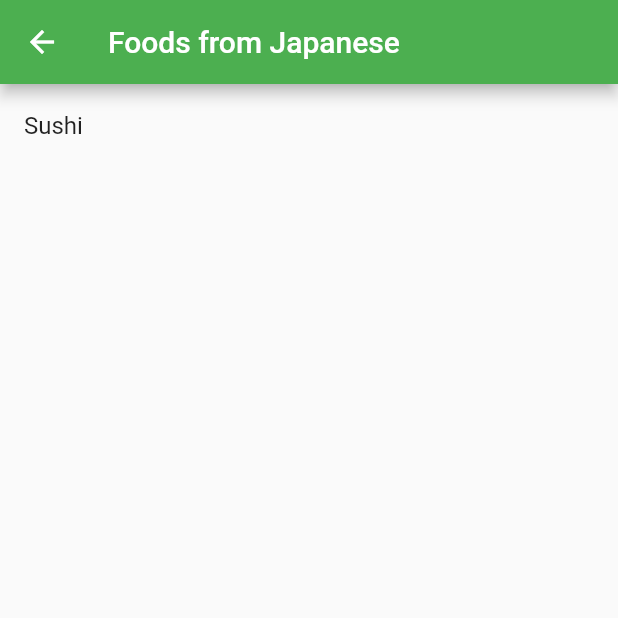
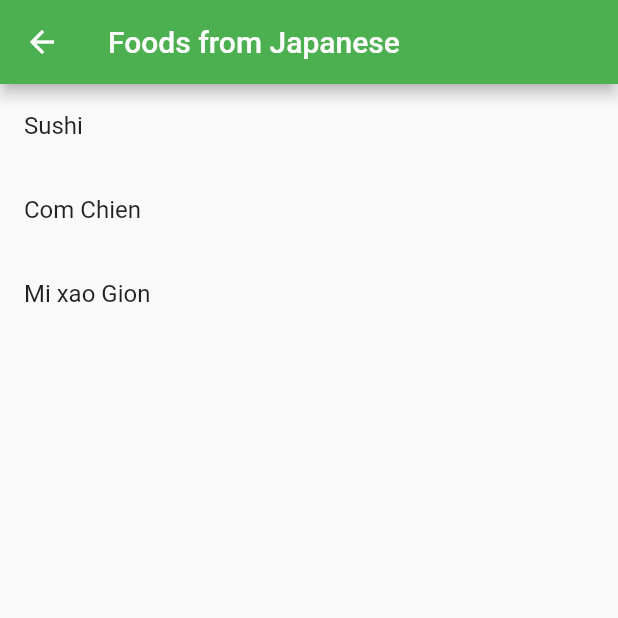
Before and after one commit to trilukevo/flutter-food-app, a Flutter app: the screen it shows after launch, after a tap on "Japanese", on a phone screen of 412 x 824 dp, the top half of it. Run offline on Flutter 3.47's test engine with Material 2 defaults, Android fonts, the phone set to English and light mode, and no system bars; Roboto replaces fonts that are missing (Itim).

```diff
--- a/food_app/lib/main.dart
+++ b/food_app/lib/main.dart
@@ -1,6 +1,7 @@
 import 'dart:ui';
 import 'package:flutter/material.dart';
 import 'package:food_app/category_page.dart';
+import 'package:food_app/models/detail_food_page.dart';
 // ignore: unused_import
 import 'package:food_app/models/foods_page.dart';
 
@@ -17,6 +18,7 @@ class MyApp extends StatelessWidget {
       routes: {
         '/FoodsPage': (context) => FoodsPage(),
         '/CategoriesPage': (context) => CategoryPage(),
+        '/DetailFoodPage': (context) => DetailFoodPage(),
       },
       title: 'Food App',
       theme: ThemeData(
--- a/food_app/lib/models/fake_data.dart
+++ b/food_app/lib/models/fake_data.dart
@@ -31,13 +31,13 @@ var FAKE_FOOD = [
     duration: Duration(minutes: 14),
     complexity: Complexity.Medium,
     ingredients: ['Sushi', 'Nori', 'Common'],
-    categoryId: 2,
+    categoryId: 1,
   ),
   Food(
     name: 'Mi xao Gion',
     duration: Duration(minutes: 13),
     complexity: Complexity.Simple,
     ingredients: ['Sushi', 'Nori', 'Common'],
-    categoryId: 3,
+    categoryId: 1,
   )
 ];
--- a/food_app/lib/models/foods_page.dart
+++ b/food_app/lib/models/foods_page.dart
@@ -1,5 +1,6 @@
 import 'package:flutter/material.dart';
 import 'package:food_app/models/category.dart';
+import 'package:food_app/models/detail_food_page.dart';
 import 'package:food_app/models/fake_data.dart';
 import 'package:food_app/models/food.dart';
 
@@ -21,14 +22,23 @@ class FoodsPage extends StatelessWidget {
     return Scaffold(
         appBar: AppBar(title: Text('Foods from ${this.category!.content}')),
         body: Center(
-          child: ListView.builder(
+          child: foods.length > 0
+              ? ListView.builder(
                   itemCount: foods.length,
                   itemBuilder: (context, index) {
+                    Food food = foods[index];
                     return ListTile(
                       title: Text('${foods[index].name}'),
+                      onTap: () {
+                        Navigator.of(context).push(MaterialPageRoute(
+                            builder: (context) => DetailFoodPage(
+                                  food: food,
+                                )));
+                      },
                     );
                   },
-          ),
+                )
+              : Text('Nothing to show!'),
         ));
   }
 }
```
Also changed, not shown: food_app/lib/models/detail_food_page.dart (added, +16 -0 lines). Lines whose indentation alone changed are shown as unchanged.
